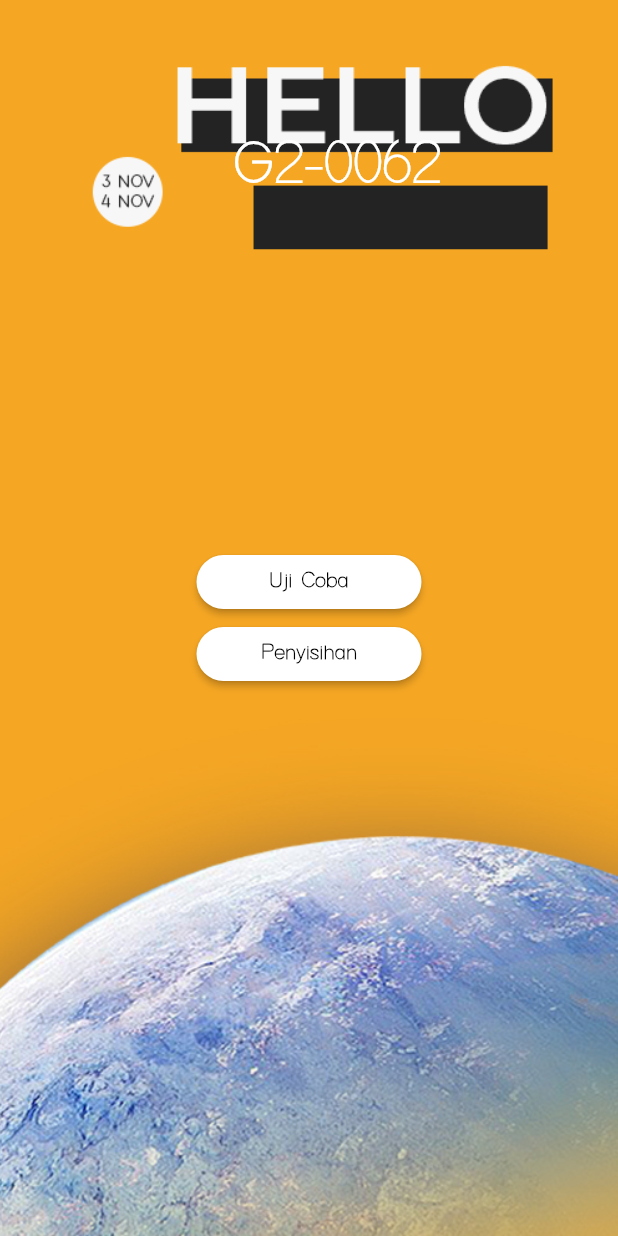
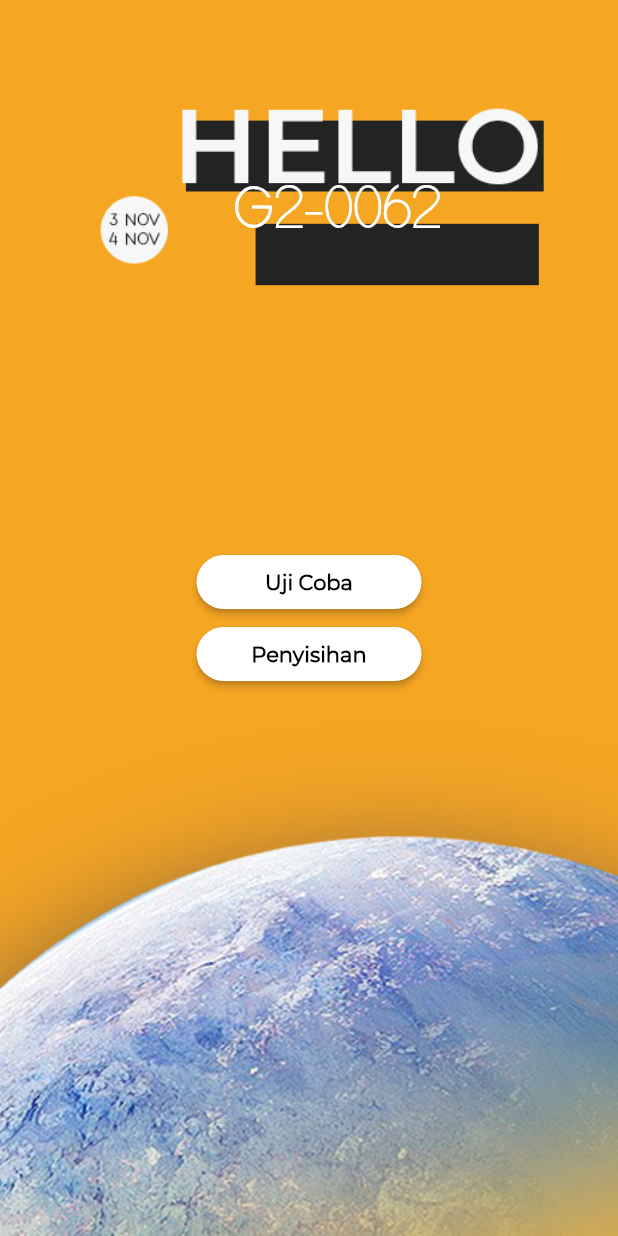
Before and after one commit to fauzanafism/metrik2019_flutter, a Flutter app: the HomePage screen opened directly, on a phone screen of 412 x 824 dp. Run offline on Flutter 3.47's test engine with Material 2 defaults, Android fonts, the phone set to English and light mode, and no system bars; our stand-ins replace flutter_bloc.

Commit message:
adjusted UI

```diff
--- a/lib/ui/home_page.dart
+++ b/lib/ui/home_page.dart
@@ -1,5 +1,6 @@
 import 'package:flutter/material.dart';
 import 'package:metrik2019_flutter/ui/guidance_page.dart';
+import 'package:metrik2019_flutter/widgets/style.dart';
 
 class HomePage extends StatelessWidget {
   @override
@@ -18,6 +19,7 @@
             children: [
               Container(
                 constraints: BoxConstraints.expand(),
+                margin: EdgeInsets.only(top: 30),
                 child: Image(
                   image: AssetImage('assets/images/hello_user.png'),
                   fit: BoxFit.cover,
@@ -25,7 +27,7 @@
               ),
               Container(
                 height: 37,
-                margin: EdgeInsets.fromLTRB(155, 90, 65, 0),
+                margin: EdgeInsets.fromLTRB(155, 120, 65, 0),
                 child: Text("G2-0062",
                     style: TextStyle(
                         color: Colors.white, fontFamily: "Adam", fontSize: 39, fontWeight: FontWeight.bold)),
@@ -46,10 +48,7 @@
                       onPressed: () {},
                       child: Text(
                         "Uji Coba",
-                        style: TextStyle(
-                            fontWeight: FontWeight.bold,
-                            fontFamily: "Adam",
-                            color: Colors.black),
+                        style: whiteTextMont.copyWith(color: Colors.black),
                       )),
                 ),
                 SizedBox(
@@ -65,10 +64,7 @@
                         }));
                       },
                       child: Text("Penyisihan",
-                          style: TextStyle(
-                              fontWeight: FontWeight.w900,
-                              fontFamily: "Adam",
-                              color: Colors.black))),
+                          style:whiteTextMont.copyWith(color: Colors.black))),
                 ),
               ],
             ),
--- a/lib/ui/login_page.dart
+++ b/lib/ui/login_page.dart
@@ -21,6 +21,7 @@
           ),
           Container(
             constraints: BoxConstraints.expand(),
+            margin: EdgeInsets.only(top: 30),
             child: Image(
               image: AssetImage('assets/images/metrik_login.png'),
               fit: BoxFit.cover,
@@ -28,7 +29,7 @@
           ),
           Center(
             child: Padding(
-              padding: const EdgeInsets.only(bottom: 70),
+              padding: const EdgeInsets.only(bottom: 70, top: 40),
               child: Column(
                 mainAxisAlignment: MainAxisAlignment.center,
                 children: [
```
